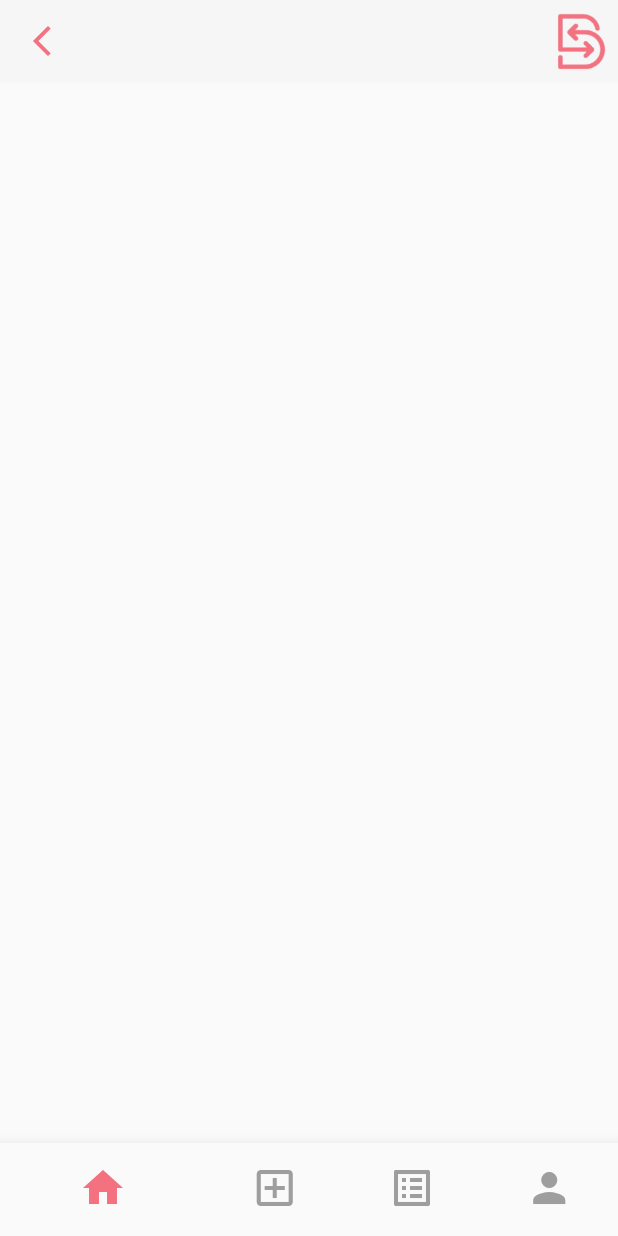
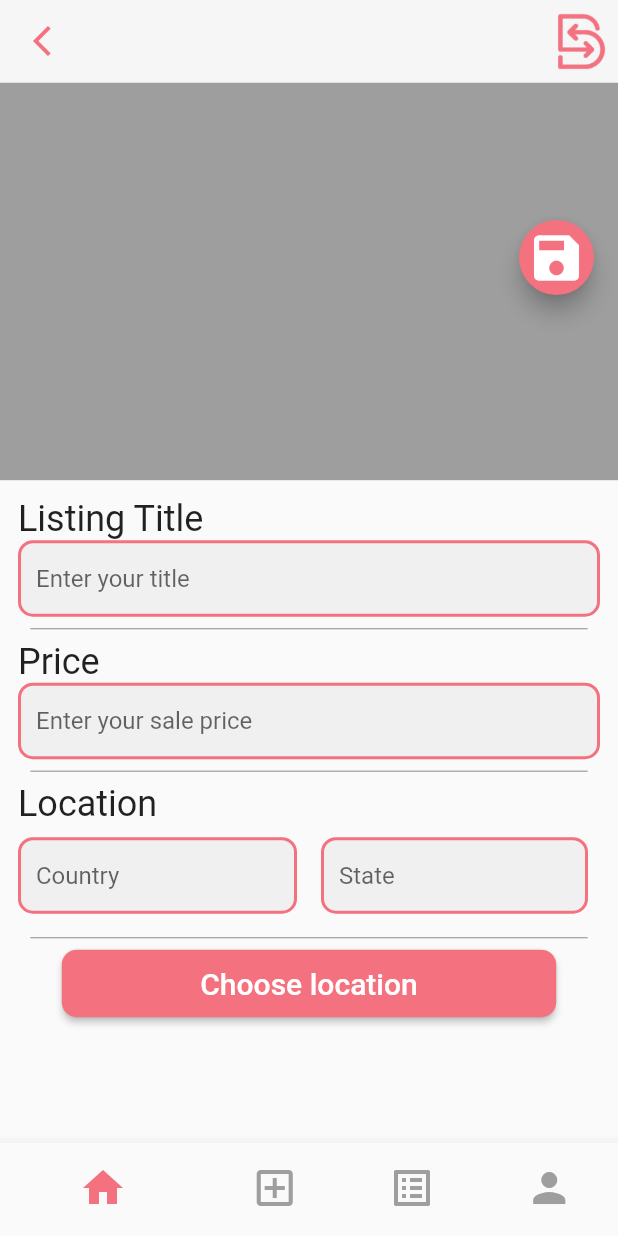
Before and after one commit to MertSaygili/hackathon_12_2022, a Flutter app: the screen it shows after launch, swiped to page 2, on a phone screen of 412 x 824 dp. Run offline on Flutter 3.47's test engine with Material 2 defaults, Android fonts, the light colour scheme and no system bars; our stand-ins replace cloud_firestore, firebase_auth, firebase_core, firebase_storage, flutter_svg, get and 6 more; accounts and stored records are empty.

Commit message:
add product page info added

```diff
--- a/hackathon_app/lib/core/components/floating_action_button/floating_action_button.dart
+++ b/hackathon_app/lib/core/components/floating_action_button/floating_action_button.dart
@@ -18,11 +18,13 @@ class CustomFloatingActionButton extends StatelessWidget {
   @override
   Widget build(BuildContext context) {
     return SizedBox(
+      height: 50,
+      width: 50,
       child: FloatingActionButton(
         backgroundColor: backgroundColor ?? colorPrimary,
         mini: true,
         onPressed: () => fun(),
-        child: Icon(icon, color: iconColor, size: 40),
+        child: Icon(icon, color: colorWhite, size: 40),
       ),
     );
   }
--- a/hackathon_app/lib/view/home/add_product_page.dart
+++ b/hackathon_app/lib/view/home/add_product_page.dart
@@ -1,5 +1,8 @@
 import 'package:flutter/material.dart';
 import 'package:hackathon_app/core/components/appbar/custom_appbar.dart';
+import 'package:hackathon_app/core/components/elevatedButton/custom_elevatedbutton.dart';
+import 'package:hackathon_app/core/components/floating_action_button/floating_action_button.dart';
+import 'package:hackathon_app/core/components/textfield/custom_textfield.dart';
 import 'package:hackathon_app/core/constants/app/colors.dart';
 import 'package:hackathon_app/core/constants/app/strings.dart';
 
@@ -11,9 +14,23 @@ class AddProductPage extends StatefulWidget {
 }
 
 class _AddProductPageState extends State<AddProductPage> {
+  final String _listingTitleText = 'Listing Title';
+  final String _priceText = 'Price';
+  final String _locationText = 'Location';
+  final String _priceHint = 'Enter your sale price';
+  final String _listingTitleHint = 'Enter your title';
+  final String _locationHint = 'Country';
+  final String _stateHint = 'State';
+  final String _chooseLocation = 'Choose location';
+  String _title = '';
+  String _price = '';
+  String _location = '';
+  String _state = '';
+
   @override
   Widget build(BuildContext context) {
     return Scaffold(
+      resizeToAvoidBottomInset: false,
       appBar: CustomAppBar(
         backgroundColor: colorScaffold,
         preferedSize: 55,
@@ -24,8 +41,141 @@ class _AddProductPageState extends State<AddProductPage> {
         ),
       ),
       body: Column(
-        children: const [],
+        children: [
+          Expanded(
+            flex: 3,
+            child: _addImage(),
+          ),
+          Expanded(
+            flex: 5,
+            child: _setInformation(),
+          )
+        ],
+      ),
+      floatingActionButton: _floatingActionButton(context),
+    );
+  }
+
+  Container _addImage() {
+    return Container(color: colorGrey);
+  }
+
+  Widget _setInformation() {
+    double paddingVal = 12;
+
+    return Padding(
+      padding: EdgeInsets.only(
+        top: paddingVal,
+        left: paddingVal,
+        right: paddingVal,
+        bottom: 4,
+      ),
+      child: SingleChildScrollView(
+        child: Column(
+          children: [
+            _setTitleAlign(_listingTitleText),
+            CustomTextField(
+              fun: () => _setTitle,
+              inputType: TextInputType.text,
+              inputAction: TextInputAction.next,
+              isRoundedBorder: true,
+              obscureText: false,
+              hintText: _listingTitleHint,
+            ),
+            _customDivider(),
+            _setTitleAlign(_priceText),
+            CustomTextField(
+              fun: () => _setPrice,
+              inputType: TextInputType.text,
+              inputAction: TextInputAction.next,
+              isRoundedBorder: true,
+              obscureText: false,
+              hintText: _priceHint,
+            ),
+            _customDivider(),
+            _setTitleAlign(_locationText),
+            Row(
+              mainAxisAlignment: MainAxisAlignment.spaceEvenly,
+              children: [
+                Expanded(
+                  child: Column(
+                    mainAxisAlignment: MainAxisAlignment.start,
+                    children: [
+                      Padding(
+                        padding: const EdgeInsets.only(right: 8.0),
+                        child: CustomTextField(
+                          fun: () => _setCountry,
+                          inputType: TextInputType.text,
+                          inputAction: TextInputAction.done,
+                          isRoundedBorder: true,
+                          obscureText: false,
+                          hintText: _locationHint,
+                        ),
+                      ),
+                    ],
+                  ),
+                ),
+                Expanded(
+                  child: Column(
+                    mainAxisAlignment: MainAxisAlignment.start,
+                    children: [
+                      Padding(
+                        padding: const EdgeInsets.all(8.0),
+                        child: CustomTextField(
+                          fun: () => _setState,
+                          inputType: TextInputType.text,
+                          inputAction: TextInputAction.done,
+                          isRoundedBorder: true,
+                          obscureText: false,
+                          hintText: _stateHint,
+                        ),
+                      ),
+                    ],
+                  ),
+                )
+              ],
+            ),
+            _customDivider(),
+            Center(
+              child: CustomElevatedButton(fun: () {}, text: _chooseLocation),
+            )
+          ],
+        ),
       ),
     );
   }
+
+  Divider _customDivider() {
+    return Divider(
+      color: colorGrey,
+      thickness: 0.8,
+      endIndent: MediaQuery.of(context).size.width / 50,
+      indent: MediaQuery.of(context).size.width / 50,
+    );
+  }
+
+  Align _setTitleAlign(String text) {
+    return Align(
+      alignment: Alignment.topLeft,
+      child: Text(text, style: Theme.of(context).textTheme.headline5),
+    );
+  }
+
+  Padding _floatingActionButton(BuildContext context) {
+    return Padding(
+      padding: EdgeInsets.only(
+        bottom: MediaQuery.of(context).size.height / 1.5,
+        right: 0,
+      ),
+      child: CustomFloatingActionButton(
+        fun: () {},
+        icon: Icons.save,
+      ),
+    );
+  }
+
+  void _setTitle(String val) => setState(() => _title = val);
+  void _setPrice(String val) => setState(() => _price = val);
+  void _setCountry(String val) => setState(() => _location = val);
+  void _setState(String val) => setState(() => _state = val);
 }
```
